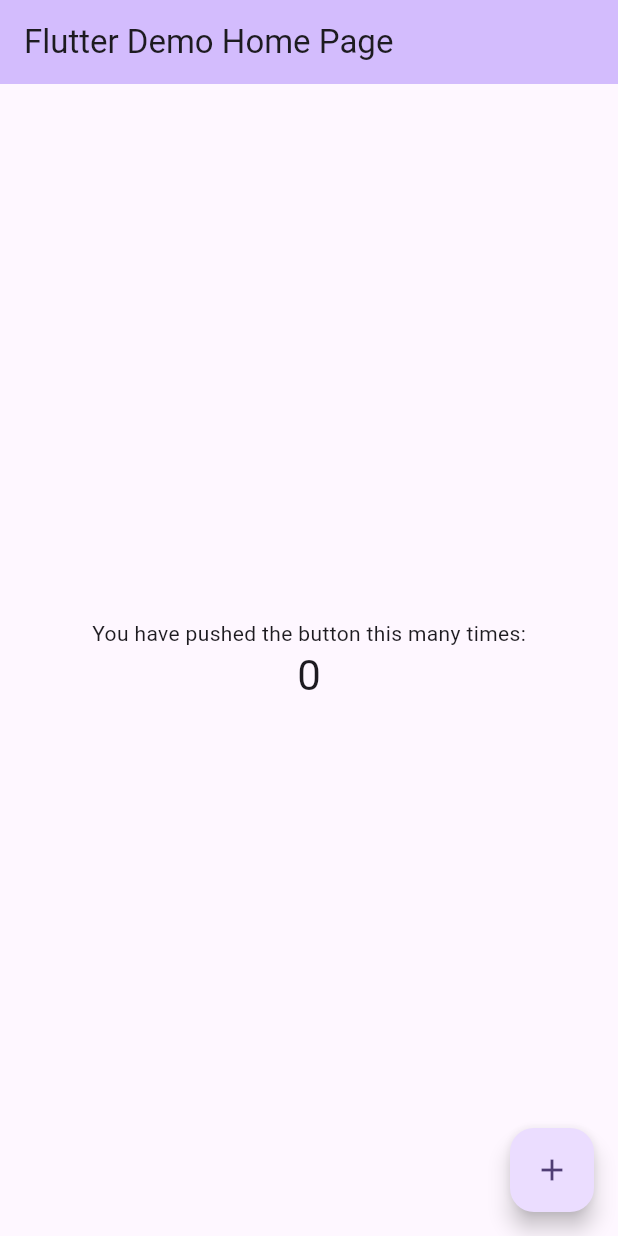
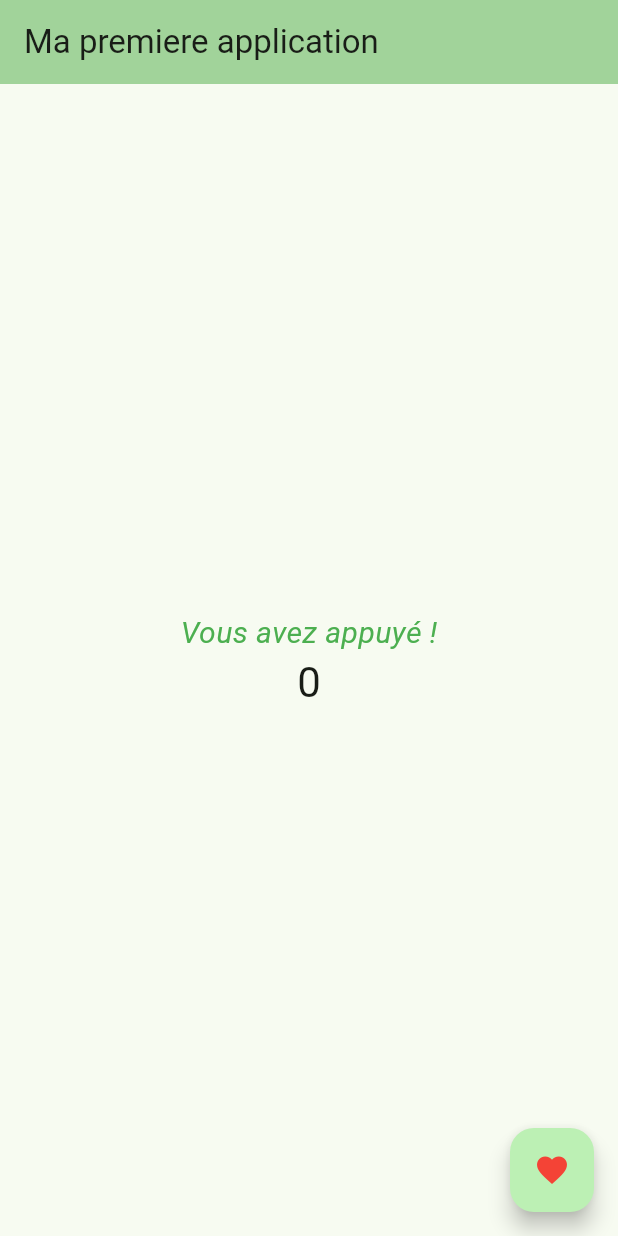
Before and after one commit to Noubissie237/flutter_app, a Flutter app: the screen it shows after launch, on a phone screen of 412 x 824 dp. Run offline on Flutter 3.47's test engine with Material 3 defaults, Android fonts, the phone set to English and light mode, and no system bars.

Commit message:
Remove all comments

```diff
--- a/lib/main.dart
+++ b/lib/main.dart
@@ -13,40 +13,16 @@ class MyApp extends StatelessWidget {
     return MaterialApp(
       title: 'Flutter Demo',
       theme: ThemeData(
-        // This is the theme of your application.
-        //
-        // TRY THIS: Try running your application with "flutter run". You'll see
-        // the application has a purple toolbar. Then, without quitting the app,
-        // try changing the seedColor in the colorScheme below to Colors.green
-        // and then invoke "hot reload" (save your changes or press the "hot
-        // reload" button in a Flutter-supported IDE, or press "r" if you used
-        // the command line to start the app).
-        //
-        // Notice that the counter didn't reset back to zero; the application
-        // state is not lost during the reload. To reset the state, use hot
-        // restart instead.
-        //
-        // This works for code too, not just values: Most code changes can be
-        // tested with just a hot reload.
-        colorScheme: ColorScheme.fromSeed(seedColor: Colors.deepPurple),
+        colorScheme: ColorScheme.fromSeed(seedColor: Colors.green),
         useMaterial3: true,
       ),
-      home: const MyHomePage(title: 'Flutter Demo Home Page'),
+      home: const MyHomePage(title: 'Ma premiere application'),
     );
   }
 }
 
 class MyHomePage extends StatefulWidget {
   const MyHomePage({super.key, required this.title});
-
-  // This widget is the home page of your application. It is stateful, meaning
-  // that it has a State object (defined below) that contains fields that affect
-  // how it looks.
-
-  // This class is the configuration for the state. It holds the values (in this
-  // case the title) provided by the parent (in this case the App widget) and
-  // used by the build method of the State. Fields in a Widget subclass are
-  // always marked "final".
 
   final String title;
 
@@ -59,54 +35,28 @@ class _MyHomePageState extends State<MyHomePage> {
 
   void _incrementCounter() {
     setState(() {
-      // This call to setState tells the Flutter framework that something has
-      // changed in this State, which causes it to rerun the build method below
-      // so that the display can reflect the updated values. If we changed
-      // _counter without calling setState(), then the build method would not be
-      // called again, and so nothing would appear to happen.
       _counter++;
     });
   }
 
   @override
   Widget build(BuildContext context) {
-    // This method is rerun every time setState is called, for instance as done
-    // by the _incrementCounter method above.
-    //
-    // The Flutter framework has been optimized to make rerunning build methods
-    // fast, so that you can just rebuild anything that needs updating rather
-    // than having to individually change instances of widgets.
     return Scaffold(
       appBar: AppBar(
-        // TRY THIS: Try changing the color here to a specific color (to
-        // Colors.amber, perhaps?) and trigger a hot reload to see the AppBar
-        // change color while the other colors stay the same.
         backgroundColor: Theme.of(context).colorScheme.inversePrimary,
-        // Here we take the value from the MyHomePage object that was created by
-        // the App.build method, and use it to set our appbar title.
         title: Text(widget.title),
       ),
       body: Center(
-        // Center is a layout widget. It takes a single child and positions it
-        // in the middle of the parent.
         child: Column(
-          // Column is also a layout widget. It takes a list of children and
-          // arranges them vertically. By default, it sizes itself to fit its
-          // children horizontally, and tries to be as tall as its parent.
-          //
-          // Column has various properties to control how it sizes itself and
-          // how it positions its children. Here we use mainAxisAlignment to
-          // center the children vertically; the main axis here is the vertical
-          // axis because Columns are vertical (the cross axis would be
-          // horizontal).
-          //
-          // TRY THIS: Invoke "debug painting" (choose the "Toggle Debug Paint"
-          // action in the IDE, or press "p" in the console), to see the
-          // wireframe for each widget.
           mainAxisAlignment: MainAxisAlignment.center,
           children: <Widget>[
             const Text(
-              'You have pushed the button this many times:',
+              'Vous avez appuyé !',
+              style: TextStyle(
+                fontStyle: FontStyle.italic,
+                fontSize: 20,
+                color: Colors.green
+              ),
             ),
             Text(
               '$_counter',
@@ -118,7 +68,7 @@ class _MyHomePageState extends State<MyHomePage> {
       floatingActionButton: FloatingActionButton(
         onPressed: _incrementCounter,
         tooltip: 'Increment',
-        child: const Icon(Icons.add),
+        child: const Icon(Icons.favorite, color: Colors.red),
       ), // This trailing comma makes auto-formatting nicer for build methods.
     );
   }
```
